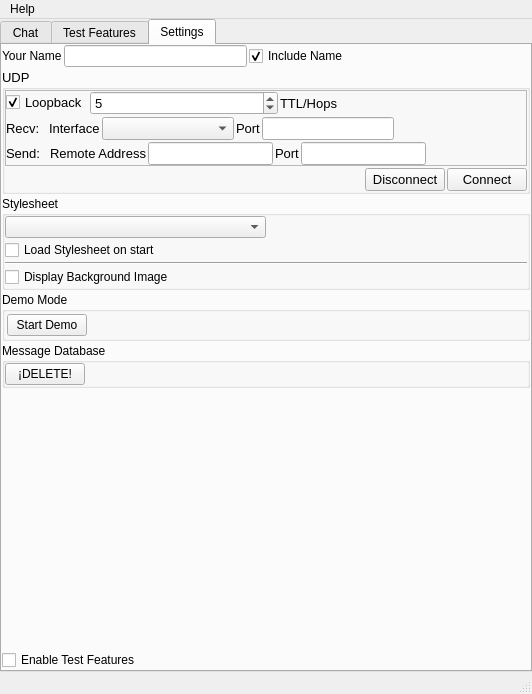
Qt form src/MainWindow/mainwindow.ui (cyberlord8/ChesterTheChat) before a commit.
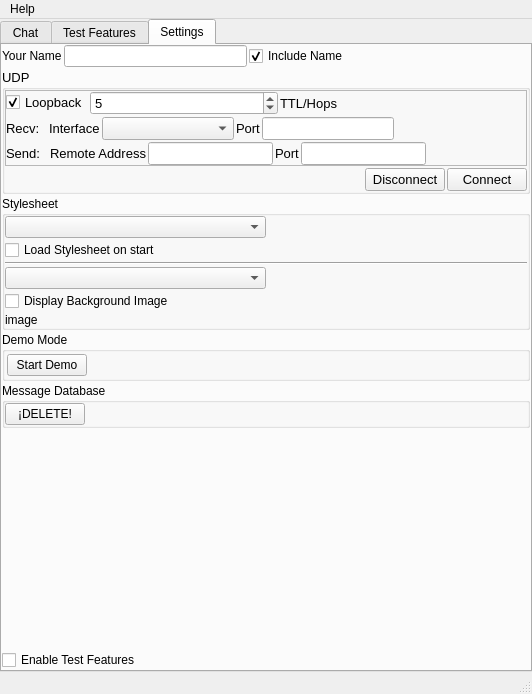
The same form after that commit.

Commit message:
Add selectable chat background images
* Discover available JPG backgrounds and populate the background
selector
* Preview and apply the selected image to the chat window
* Persist and restore the selected background between sessions
* Include the configured username in incremental test messages

```diff
--- a/src/MainWindow/mainwindow.ui
+++ b/src/MainWindow/mainwindow.ui
@@ -866,6 +866,42 @@
              </property>
             </widget>
            </item>
+           <item>
+            <layout class="QHBoxLayout" name="horizontalLayout_10">
+             <item>
+              <widget class="QComboBox" name="comboBoxSelectBackground">
+               <property name="sizePolicy">
+                <sizepolicy hsizetype="Expanding" vsizetype="Fixed">
+                 <horstretch>0</horstretch>
+                 <verstretch>0</verstretch>
+                </sizepolicy>
+               </property>
+               <property name="toolTip">
+                <string>Select stylesheet to style application UI</string>
+               </property>
+               <property name="insertPolicy">
+                <enum>QComboBox::InsertPolicy::InsertAlphabetically</enum>
+               </property>
+               <property name="sizeAdjustPolicy">
+                <enum>QComboBox::SizeAdjustPolicy::AdjustToContents</enum>
+               </property>
+              </widget>
+             </item>
+             <item>
+              <spacer name="horizontalSpacer_8">
+               <property name="orientation">
+                <enum>Qt::Orientation::Horizontal</enum>
+               </property>
+               <property name="sizeHint" stdset="0">
+                <size>
+                 <width>20</width>
+                 <height>20</height>
+                </size>
+               </property>
+              </spacer>
+             </item>
+            </layout>
+           </item>
            <item>
             <widget class="QCheckBox" name="checkBoxDisplayBackgroundImage">
              <property name="toolTip">
@@ -876,6 +912,13 @@
              </property>
             </widget>
            </item>
+           <item>
+            <widget class="QLabel" name="labelTestBackgroundImage">
+             <property name="text">
+              <string>image</string>
+             </property>
+            </widget>
+           </item>
           </layout>
          </widget>
         </item>
```
The commit also changes 4 other files.
